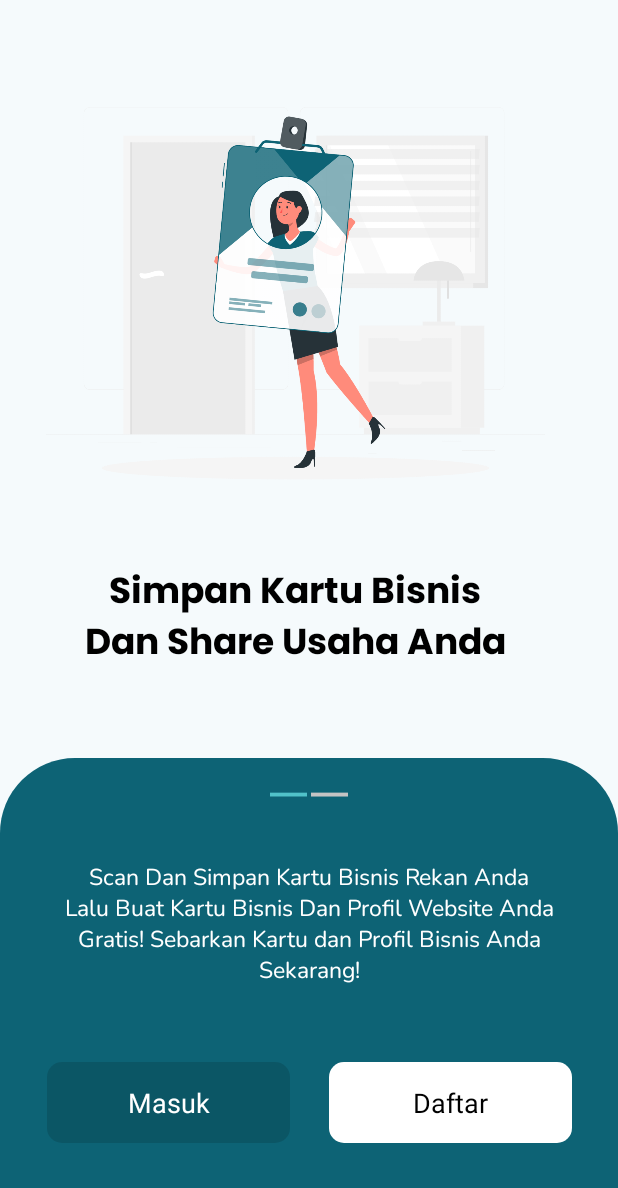
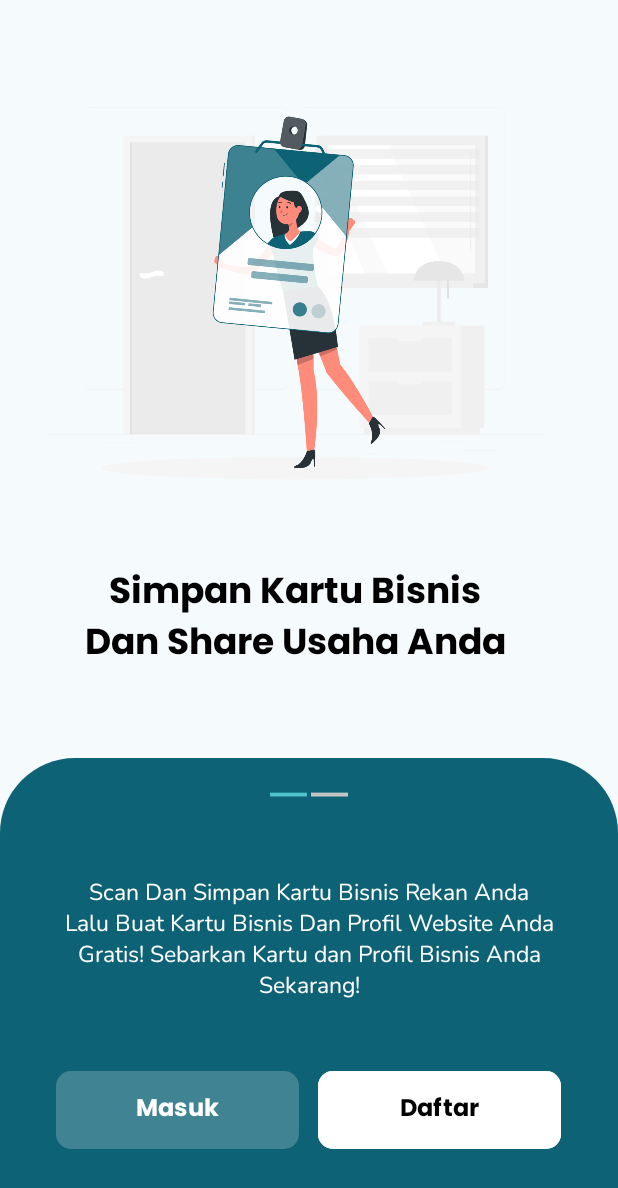
Before and after one commit to GetHubBangkit/gethub-app, an Android app: the screen it shows after launch (OnboardingActivity), on a phone screen of 412 x 824 dp. Shown: the top 1188 px of the screen. Run offline under Robolectric (Android 15) with nearby library versions, the phone set to English and light mode, and no system bars; libraries missing offline, so code that uses them is left out: com.chuckerteam.chucker; 6 statements that could not run were skipped.

Commit message:
feat: update button

```diff
--- a/app/src/main/java/com/entre/gethub/ui/onboarding/OnboardingActivity.kt
+++ b/app/src/main/java/com/entre/gethub/ui/onboarding/OnboardingActivity.kt
@@ -34,7 +34,7 @@ class OnboardingActivity : AppCompatActivity() {
         setContentView(R.layout.activity_onboarding)
 
         // Mendapatkan referensi ke tombol Masuk
-        val masukButton: ImageButton = findViewById(R.id.button_masuk)
+        val masukButton: Button = findViewById(R.id.button_masuk)
 
         // Menambahkan listener klik pada tombol Masuk
         masukButton.setOnClickListener {
@@ -46,7 +46,7 @@ class OnboardingActivity : AppCompatActivity() {
         }
 
         // Mendapatkan referensi ke tombol Masuk
-        val daftarButton: ImageButton = findViewById(R.id.button_daftar)
+        val daftarButton: Button = findViewById(R.id.button_daftar)
 
         // Menambahkan listener klik pada tombol Masuk
         daftarButton.setOnClickListener {
--- a/app/src/main/res/drawable/button_daftar.xml
+++ /dev/null
@@ -1,5 +0,0 @@
-<shape xmlns:android="http://schemas.android.com/apk/res/android"
-    android:shape="rectangle">
-    <solid android:color="#FFFFFF"/>
-    <corners android:radius="10dp"/>
-</shape>
--- a/app/src/main/res/drawable/button_masuk.xml
+++ /dev/null
@@ -1,5 +0,0 @@
-<shape xmlns:android="http://schemas.android.com/apk/res/android"
-    android:shape="rectangle">
-    <solid android:color="#22000000"/>
-    <corners android:radius="10dp"/>
-</shape>
--- a/app/src/main/res/layout/activity_onboarding.xml
+++ b/app/src/main/res/layout/activity_onboarding.xml
@@ -44,7 +44,7 @@
         android:layout_width="336dp"
         android:layout_height="92dp"
         android:layout_marginHorizontal="30dp"
-        android:layout_marginTop="20dp"
+        android:layout_marginTop="30dp"
         style="@style/Nunito"
         android:text="@string/onboarding_desc_one"
         android:textAlignment="center"
@@ -55,56 +55,34 @@
         app:layout_constraintStart_toStartOf="parent"
         app:layout_constraintTop_toBottomOf="@+id/indicator_layout" />
 
-    <ImageButton
+
+    <Button
         android:id="@+id/button_daftar"
+        style="@style/DaftarButton"
         android:layout_width="162dp"
-        android:layout_height="54dp"
+        android:layout_height="60dp"
         android:layout_marginBottom="20dp"
-        android:background="#00FFFFFF"
-        android:src="@drawable/button_daftar"
+        android:text="@string/register"
+        android:textColor="@color/black"
         app:layout_constraintBottom_toBottomOf="parent"
         app:layout_constraintEnd_toEndOf="parent"
-        app:layout_constraintHorizontal_bias="0.878"
+        app:layout_constraintHorizontal_bias="0.847"
         app:layout_constraintStart_toStartOf="parent"
         app:layout_constraintTop_toBottomOf="@id/tvDesc" />
 
-    <TextView
-        android:id="@+id/tvDaftar"
-        android:layout_width="wrap_content"
-        android:layout_height="wrap_content"
-        android:gravity="center"
-        android:text="Daftar"
-        android:textColor="#000000"
-        android:textSize="18sp"
-        app:layout_constraintBottom_toBottomOf="@id/button_daftar"
-        app:layout_constraintEnd_toEndOf="@id/button_daftar"
-        app:layout_constraintStart_toStartOf="@id/button_daftar"
-        app:layout_constraintTop_toTopOf="@id/button_daftar" />
+    <Button
+        android:id="@+id/button_masuk"
+        style="@style/MasukButton"
+        android:layout_width="162dp"
+        android:layout_height="60dp"
+        android:layout_marginBottom="20dp"
+        android:text="@string/login"
 
-    <ImageButton
-        android:id="@+id/button_masuk"
-        android:layout_width="162dp"
-        android:layout_height="54dp"
-        android:layout_marginBottom="20dp"
-        android:background="#00FFFFFF"
-        android:src="@drawable/button_masuk"
         app:layout_constraintBottom_toBottomOf="parent"
         app:layout_constraintEnd_toEndOf="parent"
-        app:layout_constraintHorizontal_bias="0.125"
+        app:layout_constraintHorizontal_bias="0.148"
         app:layout_constraintStart_toStartOf="parent"
         app:layout_constraintTop_toBottomOf="@id/tvDesc" />
 
-    <TextView
-        android:id="@+id/tvMasuk"
-        android:layout_width="wrap_content"
-        android:layout_height="wrap_content"
-        android:gravity="center"
-        android:text="Masuk"
-        android:textColor="#FFFFFF"
-        android:textSize="18sp"
-        app:layout_constraintBottom_toBottomOf="@id/button_masuk"
-        app:layout_constraintEnd_toEndOf="@id/button_masuk"
-        app:layout_constraintStart_toStartOf="@id/button_masuk"
-        app:layout_constraintTop_toTopOf="@id/button_masuk" />
 
 </androidx.constraintlayout.widget.ConstraintLayout>
--- a/app/src/main/res/values/themes.xml
+++ b/app/src/main/res/values/themes.xml
@@ -220,6 +220,25 @@
         <item name="cornerRadius">10dp</item>
     </style>
 
+    <style name="MasukButton" parent="Widget.Material3.Button">
+        <item name="android:fontFamily">@font/poppins_bold</item>
+        <item name="android:textSize">16sp</item>
+        <item name="android:height">60dp</item>
+        <item name="android:width">162dp</item>
+        <item name="android:backgroundTint">@color/colorMasuk</item>
+
+        <item name="cornerRadius">10dp</item>
+    </style>
+
+    <style name="DaftarButton" parent="Widget.Material3.Button">
+        <item name="android:fontFamily">@font/poppins_bold</item>
+        <item name="android:textSize">16sp</item>
+        <item name="android:height">60dp</item>
+        <item name="android:width">162dp</item>
+        <item name="android:backgroundTint">@color/white</item>
+        <item name="cornerRadius">10dp</item>
+    </style>
+
     <style name="AuthIconCardButton" parent="Widget.Material3.CardView.Outlined">
         <item name="android:clickable">true</item>
         <item name="android:focusable">true</item>
@@ -288,4 +307,6 @@
         <item name="android:fontFamily">@font/nunito_black</item>
 
     </style>
+
+    <color name="colorMasuk">#1CFFFFFF</color>
 </resources>
```
